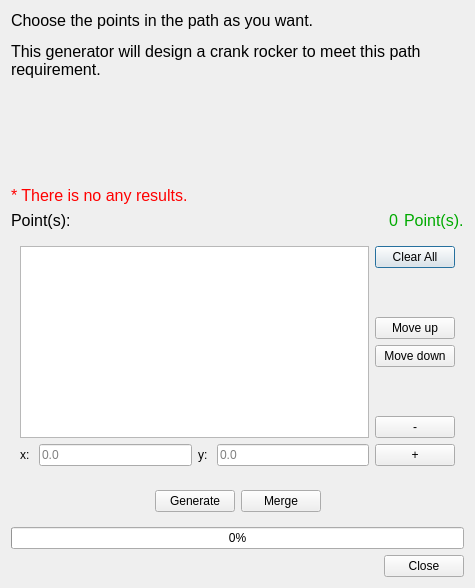
This is core/panel/run_Path_Solving.ui in KmolYuan/Pyslvs-UI as Qt 5 draws it before an edit. The edited form follows.
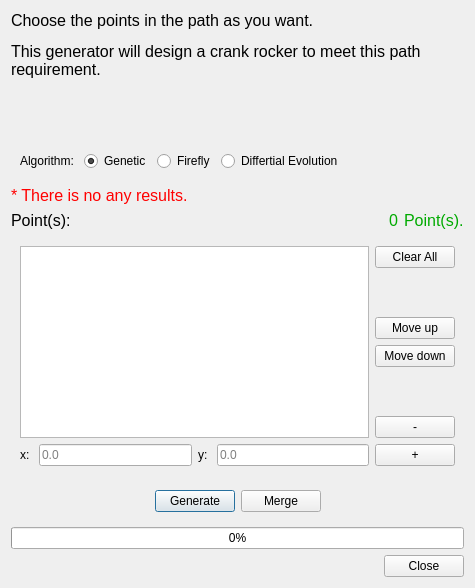
This is the edited form. Icons and pictures are not drawn.

Commit message: Add Path Solving functions.

The edit to the form file:
```diff
--- a/core/panel/run_Path_Solving.ui
+++ b/core/panel/run_Path_Solving.ui
@@ -71,6 +71,62 @@
      </property>
     </spacer>
    </item>
+   <item>
+    <widget class="QWidget" name="algorithmPanel" native="true">
+     <layout class="QHBoxLayout" name="algorithmPanelLayout">
+      <item>
+       <widget class="QLabel" name="label_6">
+        <property name="sizePolicy">
+         <sizepolicy hsizetype="Fixed" vsizetype="Preferred">
+          <horstretch>0</horstretch>
+          <verstretch>0</verstretch>
+         </sizepolicy>
+        </property>
+        <property name="text">
+         <string>Algorithm: </string>
+        </property>
+       </widget>
+      </item>
+      <item>
+       <widget class="QRadioButton" name="type0">
+        <property name="text">
+         <string>Genetic</string>
+        </property>
+        <property name="checked">
+         <bool>true</bool>
+        </property>
+       </widget>
+      </item>
+      <item>
+       <widget class="QRadioButton" name="type1">
+        <property name="text">
+         <string>Firefly</string>
+        </property>
+       </widget>
+      </item>
+      <item>
+       <widget class="QRadioButton" name="type2">
+        <property name="text">
+         <string>Differtial Evolution</string>
+        </property>
+       </widget>
+      </item>
+      <item>
+       <spacer name="horizontalSpacer_5">
+        <property name="orientation">
+         <enum>Qt::Horizontal</enum>
+        </property>
+        <property name="sizeHint" stdset="0">
+         <size>
+          <width>40</width>
+          <height>20</height>
+         </size>
+        </property>
+       </spacer>
+      </item>
+     </layout>
+    </widget>
+   </item>
    <item>
     <widget class="QLabel" name="isResult">
      <property name="text">
@@ -193,6 +249,9 @@
           <property name="text">
            <string>Clear All</string>
           </property>
+          <property name="autoDefault">
+           <bool>false</bool>
+          </property>
          </widget>
         </item>
         <item>
@@ -213,6 +272,9 @@
           <property name="text">
            <string>Move up</string>
           </property>
+          <property name="autoDefault">
+           <bool>false</bool>
+          </property>
          </widget>
         </item>
         <item>
@@ -220,6 +282,9 @@
           <property name="text">
            <string>Move down</string>
           </property>
+          <property name="autoDefault">
+           <bool>false</bool>
+          </property>
          </widget>
         </item>
         <item>
@@ -240,6 +305,9 @@
           <property name="text">
            <string>-</string>
           </property>
+          <property name="autoDefault">
+           <bool>false</bool>
+          </property>
          </widget>
         </item>
         <item>
@@ -247,6 +315,9 @@
           <property name="text">
            <string>+</string>
           </property>
+          <property name="autoDefault">
+           <bool>false</bool>
+          </property>
          </widget>
         </item>
        </layout>
@@ -282,6 +353,9 @@
         <property name="text">
          <string>Merge</string>
         </property>
+        <property name="autoDefault">
+         <bool>false</bool>
+        </property>
        </widget>
       </item>
       <item>
```
The commit also changes 17 other files.
